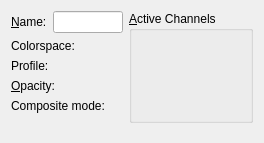
Qt form krita/ui/forms/wdglayerproperties.ui (KDE/krita) before a commit.
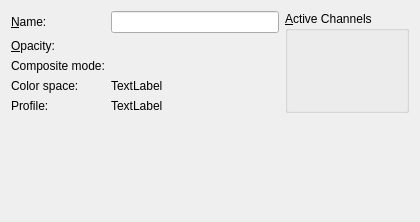
The same form after that commit. Custom widgets are drawn as their Qt base class.

Commit message:
Show colorspace in layer's dialog box
The colorspace combobox was never filled, however, since
this dialog doesn't allow changing the colorspace or
or profile, make them into labels and fix the layout

Patch:
```diff
--- a/krita/ui/forms/wdglayerproperties.ui
+++ b/krita/ui/forms/wdglayerproperties.ui
@@ -1,26 +1,20 @@
 <ui version="4.0" >
  <class>WdgLayerProperties</class>
- <widget class="QWidget" name="WdgLayerProperties" >
-  <property name="geometry" >
+ <widget class="QWidget" name="WdgLayerProperties">
+  <property name="geometry">
    <rect>
     <x>0</x>
     <y>0</y>
-    <width>264</width>
-    <height>143</height>
+    <width>420</width>
+    <height>222</height>
    </rect>
   </property>
-  <layout class="QGridLayout" name="gridLayout_2" >
-   <item row="0" column="0" >
-    <layout class="QGridLayout" name="gridLayout" >
-     <item row="0" column="0" >
-      <layout class="QHBoxLayout" name="horizontalLayout_6" >
-       <item>
-        <layout class="QVBoxLayout" name="verticalLayout" >
-         <item>
-          <layout class="QHBoxLayout" name="horizontalLayout" >
-           <item>
-            <widget class="QLabel" name="textLabel1" >
-             <property name="text" >
+  <layout class="QGridLayout" name="gridLayout_2">
+   <item row="0" column="0">
+    <layout class="QGridLayout" name="gridLayout">
+     <item row="0" column="0">
+      <widget class="QLabel" name="textLabel1">
+       <property name="text">
               <string>&amp;Name:</string>
              </property>
              <property name="buddy" >
@@ -28,44 +22,12 @@
              </property>
             </widget>
            </item>
-           <item>
-            <widget class="QLineEdit" name="editName" />
-           </item>
-          </layout>
-         </item>
-         <item>
-          <layout class="QHBoxLayout" name="horizontalLayout_2" >
-           <item>
-            <widget class="QLabel" name="textLabel2" >
-             <property name="text" >
-              <string>Colorspace:</string>
-             </property>
-            </widget>
-           </item>
-           <item>
-            <widget class="KisCmbIDList" native="1" name="cmbColorSpaces" />
-           </item>
-          </layout>
-         </item>
-         <item>
-          <layout class="QHBoxLayout" name="horizontalLayout_3" >
-           <item>
-            <widget class="QLabel" name="textLabel1_2" >
-             <property name="text" >
-              <string>Profile:</string>
-             </property>
-            </widget>
-           </item>
-           <item>
-            <widget class="SqueezedComboBox" native="1" name="cmbProfile" />
-           </item>
-          </layout>
-         </item>
-         <item>
-          <layout class="QHBoxLayout" name="horizontalLayout_4" >
-           <item>
-            <widget class="QLabel" name="textLabel3" >
-             <property name="text" >
+     <item row="0" column="1">
+      <widget class="QLineEdit" name="editName"/>
+     </item>
+     <item row="1" column="0">
+      <widget class="QLabel" name="textLabel3">
+       <property name="text">
               <string>&amp;Opacity:</string>
              </property>
              <property name="buddy" >
@@ -73,43 +35,64 @@
              </property>
             </widget>
            </item>
-           <item>
-            <widget class="KoSliderCombo" native="1" name="intOpacity" />
-           </item>
-          </layout>
-         </item>
-         <item>
-          <layout class="QHBoxLayout" name="horizontalLayout_5" >
-           <item>
-            <widget class="QLabel" name="textLabel4" >
-             <property name="text" >
+     <item row="1" column="1">
+      <widget class="KoSliderCombo" name="intOpacity" native="true"/>
+     </item>
+     <item row="2" column="0">
+      <widget class="QLabel" name="textLabel4">
+       <property name="text">
               <string>Composite mode:</string>
              </property>
             </widget>
            </item>
-           <item>
-            <widget class="KisCmbComposite" native="1" name="cmbComposite" />
-           </item>
-          </layout>
-         </item>
-         <item>
-          <spacer name="verticalSpacer" >
-           <property name="orientation" >
-            <enum>Qt::Vertical</enum>
-           </property>
-           <property name="sizeHint" stdset="0" >
-            <size>
-             <width>102</width>
-             <height>13</height>
-            </size>
-           </property>
-          </spacer>
-         </item>
-        </layout>
-       </item>
-       <item>
-        <widget class="QGroupBox" name="grpActiveChannels" >
-         <property name="toolTip" >
+     <item row="2" column="1">
+      <widget class="KisCmbComposite" name="cmbComposite" native="true"/>
+     </item>
+     <item row="3" column="0">
+      <widget class="QLabel" name="lblColorSpaces">
+       <property name="text">
+        <string>Color space:</string>
+       </property>
+      </widget>
+     </item>
+     <item row="3" column="1">
+      <widget class="QLabel" name="lblColorSpace">
+       <property name="text">
+        <string>TextLabel</string>
+       </property>
+      </widget>
+     </item>
+     <item row="4" column="0">
+      <widget class="QLabel" name="lblProfiles">
+       <property name="text">
+        <string>Profile:</string>
+       </property>
+       <property name="alignment">
+        <set>Qt::AlignLeading|Qt::AlignLeft|Qt::AlignTop</set>
+       </property>
+      </widget>
+     </item>
+     <item row="4" column="1">
+      <widget class="QLabel" name="lblProfile">
+       <property name="text">
+        <string>TextLabel</string>
+       </property>
+       <property name="wordWrap">
+        <bool>true</bool>
+       </property>
+      </widget>
+     </item>
+    </layout>
+   </item>
+   <item row="0" column="1">
+    <widget class="QGroupBox" name="grpActiveChannels">
+     <property name="sizePolicy">
+      <sizepolicy hsizetype="Preferred" vsizetype="Expanding">
+       <horstretch>0</horstretch>
+       <verstretch>0</verstretch>
+      </sizepolicy>
+     </property>
+     <property name="toolTip">
           <string>Select the set of active channels.</string>
          </property>
          <property name="whatsThis" >
@@ -120,26 +103,22 @@
          </property>
         </widget>
        </item>
-      </layout>
-     </item>
-     <item row="1" column="0" >
-      <spacer name="verticalSpacer_2" >
-       <property name="orientation" >
+   <item row="1" column="0">
+    <spacer name="verticalSpacer_2">
+     <property name="orientation">
         <enum>Qt::Vertical</enum>
        </property>
-       <property name="sizeHint" stdset="0" >
+     <property name="sizeHint" stdset="0">
         <size>
-         <width>20</width>
-         <height>11</height>
+       <width>126</width>
+       <height>78</height>
         </size>
        </property>
       </spacer>
      </item>
     </layout>
-   </item>
-  </layout>
  </widget>
- <layoutdefault spacing="6" margin="11" />
+ <layoutdefault spacing="6" margin="11"/>
  <customwidgets>
   <customwidget>
    <class>KisCmbComposite</class>
@@ -151,16 +130,6 @@
    <extends>QWidget</extends>
    <header>KoSliderCombo.h</header>
   </customwidget>
-  <customwidget>
-   <class>SqueezedComboBox</class>
-   <extends>QWidget</extends>
-   <header>widgets/squeezedcombobox.h</header>
-  </customwidget>
-  <customwidget>
-   <class>KisCmbIDList</class>
-   <extends>QWidget</extends>
-   <header>widgets/kis_cmb_idlist.h</header>
-  </customwidget>
  </customwidgets>
  <resources/>
  <connections/>
```
Left out of the diff: 11 changed lines with no effect on the pictures. Lines whose indentation alone changed are shown as unchanged. The commit also changes 2 other files.
